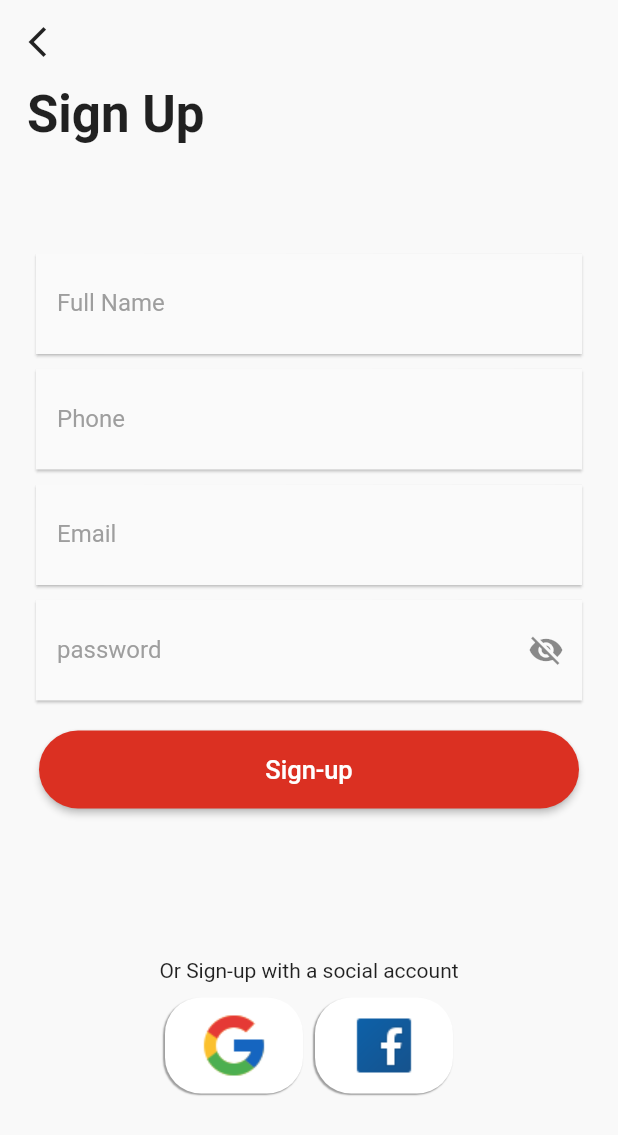
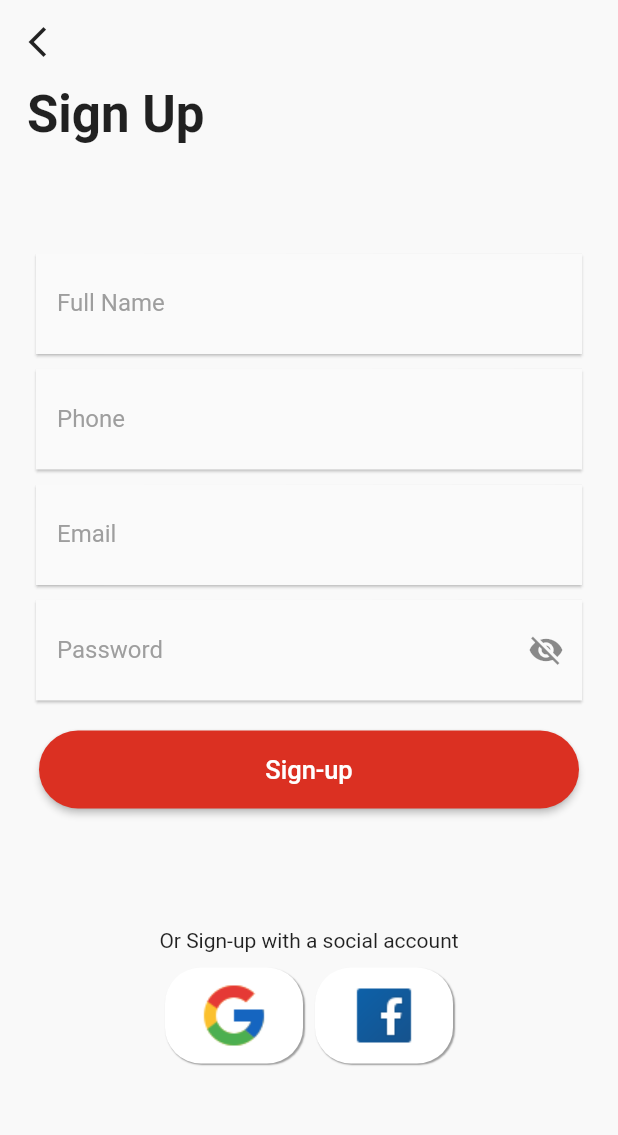
Before and after one commit to m67uzair/e-commerce-flutter, a Flutter app: the screen it shows after launch, on a phone screen of 412 x 824 dp. Shown: the top 1135 px of the screen. Run offline on Flutter 3.47's test engine with Material 2 defaults, Android fonts, the phone set to English and light mode, and no system bars; our stand-ins replace carousel_slider, cloud_firestore, firebase_auth, firebase_core, flutter_rating_bar, fluttertoast and 4 more; accounts and stored records are empty.

Commit message:
reformate sign-up screen

```diff
--- a/lib/views/sign_up_screen.dart
+++ b/lib/views/sign_up_screen.dart
@@ -12,11 +12,10 @@ class SignUpScreen extends StatefulWidget {
 
 class _SignUpScreenState extends State<SignUpScreen> {
   TextEditingController nameController = TextEditingController();
-  TextEditingController mobileController = TextEditingController();
+  TextEditingController phoneController = TextEditingController();
   TextEditingController emailController = TextEditingController();
   TextEditingController passwordController = TextEditingController();
   GlobalKey<FormState> formKey = GlobalKey<FormState>();
-  bool obscureText = false;
 
   @override
   Widget build(BuildContext context) {
@@ -41,64 +40,24 @@ class _SignUpScreenState extends State<SignUpScreen> {
                         )),
                   ),
                   const SizedBox(height: 73),
-                  Padding(
-                    padding: const EdgeInsets.symmetric(horizontal: 6),
-                    child: Material(
-                      elevation: 0.8,
-                      child: TextFormField(
-                        decoration: const InputDecoration(
-                            label: Text("Full Name", style: TextStyle(color: Colors.grey)),
-                            contentPadding: EdgeInsets.symmetric(vertical: 16, horizontal: 14),
-                            border: InputBorder.none),
-                      ),
-                    ),
+                  CustomTextFormField(label: "Full Name", controller: nameController),
+                  const SizedBox(height: 10),
+                  CustomTextFormField(
+                    label: "Phone",
+                    controller: phoneController,
+                    keyboardType: TextInputType.phone,
                   ),
                   const SizedBox(height: 10),
-                  Padding(
-                    padding: const EdgeInsets.symmetric(horizontal: 6),
-                    child: Material(
-                      elevation: 0.8,
-                      child: TextFormField(
-                        decoration: const InputDecoration(
-                            label: Text("Phone", style: TextStyle(color: Colors.grey)),
-                            contentPadding: EdgeInsets.symmetric(vertical: 16, horizontal: 14),
-                            border: InputBorder.none),
-                      ),
-                    ),
+                  CustomTextFormField(
+                    label: "Email",
+                    controller: emailController,
+                    keyboardType: TextInputType.emailAddress,
                   ),
                   const SizedBox(height: 10),
-                  Padding(
-                    padding: const EdgeInsets.symmetric(horizontal: 6),
-                    child: Material(
-                      elevation: 0.8,
-                      child: TextFormField(
-                        decoration: const InputDecoration(
-                            label: Text("Email", style: TextStyle(color: Colors.grey)),
-                            contentPadding: EdgeInsets.symmetric(vertical: 16, horizontal: 14),
-                            border: InputBorder.none),
-                      ),
-                    ),
-                  ),
-                  const SizedBox(height: 10),
-                  Padding(
-                    padding: const EdgeInsets.symmetric(horizontal: 6),
-                    child: Material(
-                      elevation: 0.8,
-                      child: TextFormField(
-                        obscureText: obscureText,
-                        decoration: InputDecoration(
-                          contentPadding: const EdgeInsets.symmetric(vertical: 16, horizontal: 14),
-                          border: InputBorder.none,
-                          label: const Text("password", style: TextStyle(color: Colors.grey)),
-                          suffixIcon: IconButton(
-                            onPressed: () {
-                              obscureText = obscureText ? false : true;
-                            },
-                            icon: obscureText ? const Icon(Icons.visibility) : const Icon(Icons.visibility_off),
-                          ),
-                        ),
-                      ),
-                    ),
+                  CustomTextFormField(
+                    label: "Password",
+                    controller: passwordController,
+                    isPasswordField: true,
                   ),
                   const SizedBox(height: 20),
                   SizedBox(
@@ -119,31 +78,17 @@ class _SignUpScreenState extends State<SignUpScreen> {
                       ),
                     ),
                   ),
-                  const SizedBox(height: 100),
+                  const SizedBox(height: 80),
                   const Text("Or Sign-up with a social account"),
                   const SizedBox(height: 10),
                   Row(
                     mainAxisSize: MainAxisSize.min,
                     children: [
-                      Container(
-                        height: 64,
-                        width: 92,
-                        decoration: BoxDecoration(
-                            color: Colors.white,
-                            borderRadius: BorderRadius.circular(24),
-                            boxShadow: const [BoxShadow(color: Colors.grey, blurRadius: 0.1, offset: Offset(-1, 1))]),
-                        child: Image.asset('assets/images/google.png'),
-                      ),
+                      SquareTile(imagePath: 'assets/images/google.png', onTap: () {}),
                       const SizedBox(width: 8),
-                      Container(
-                        height: 64,
-                        width: 92,
-                        decoration: BoxDecoration(
-                          color: Colors.white,
-                          borderRadius: BorderRadius.circular(24),
-                          boxShadow: const [BoxShadow(color: Colors.grey, blurRadius: 0.1, offset: Offset(-1, 1))],
-                        ),
-                        child: Image.asset('assets/images/facebook.png'),
+                      SquareTile(
+                        imagePath: "assets/images/facebook.png",
+                        onTap: () {},
                       )
                     ],
                   )
@@ -156,3 +101,77 @@ class _SignUpScreenState extends State<SignUpScreen> {
     );
   }
 }
+
+class SquareTile extends StatelessWidget {
+  final String imagePath;
+  final void Function()? onTap;
+
+  const SquareTile({
+    super.key,
+    required this.imagePath,
+    required this.onTap,
+  });
+
+  @override
+  Widget build(BuildContext context) {
+    return InkWell(
+      onTap: onTap,
+      child: Container(
+        height: 64,
+        width: 92,
+        decoration: BoxDecoration(
+            color: Colors.white,
+            borderRadius: BorderRadius.circular(24),
+            boxShadow: const [BoxShadow(color: Colors.grey, blurRadius: 0.1, offset: Offset(1, 1))]),
+        child: Image.asset(imagePath),
+      ),
+    );
+  }
+}
+
+class CustomTextFormField extends StatefulWidget {
+  final String label;
+  final TextEditingController controller;
+  TextInputType? keyboardType;
+  bool isPasswordField;
+
+  CustomTextFormField(
+      {super.key, required this.label, required this.controller, this.isPasswordField = false, this.keyboardType});
+
+  @override
+  State<CustomTextFormField> createState() => _CustomTextFormFieldState();
+}
+
+class _CustomTextFormFieldState extends State<CustomTextFormField> {
+  bool obscureText = false;
+
+  @override
+  Widget build(BuildContext context) {
+    return Padding(
+      padding: const EdgeInsets.symmetric(horizontal: 6),
+      child: Material(
+        elevation: 0.8,
+        child: TextFormField(
+          controller: widget.controller,
+          obscureText: widget.isPasswordField ? obscureText : false,
+          keyboardType: widget.keyboardType,
+          decoration: InputDecoration(
+            label: Text(widget.label, style: const TextStyle(color: Colors.grey)),
+            contentPadding: const EdgeInsets.symmetric(vertical: 16, horizontal: 14),
+            border: InputBorder.none,
+            suffixIcon: widget.isPasswordField
+                ? IconButton(
+                    onPressed: () {
+                      setState(() {
+                        obscureText = obscureText ? false : true;
+                      });
+                    },
+                    icon: obscureText ? const Icon(Icons.visibility) : const Icon(Icons.visibility_off),
+                  )
+                : null,
+          ),
+        ),
+      ),
+    );
+  }
+}
```
